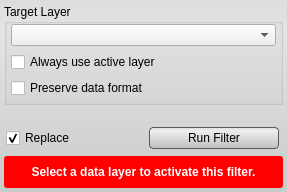
Above: src/Interface/ToolInterface/MedianFilterInterface.ui from jessdtate/Seg3D before the change. Below: the same form after it.
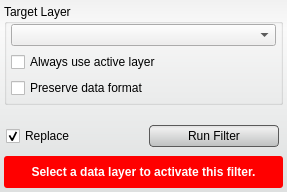
That is the form after the change. Custom widgets are drawn as their Qt base class.

```diff
--- a/src/Interface/ToolInterface/MedianFilterInterface.ui
+++ b/src/Interface/ToolInterface/MedianFilterInterface.ui
@@ -34,7 +34,7 @@
   <property name="styleSheet">
    <string notr="true">QWidget#MedianFilterInterface{
 	border-radius: 3px;
-	background-color: qlineargradient(spread:pad, x1:0.5, y1:0, x2:0.5, y2:0.960227, stop:0 rgba(221, 221, 221, 255), stop:0.155779 rgba(228, 228, 228, 255), stop:1 rgba(202, 204, 204, 255));      
+	background-color: qlineargradient(spread:pad, x1:0.5, y1:0, x2:0.5, y2:0.960227, stop:0 rgba(241, 241, 241, 255), stop:0.155779 rgba(250, 250, 250, 255), stop:1 rgba(222, 224, 224, 255));      
 }
 
 
@@ -61,7 +61,7 @@
   </property>
   <layout class="QVBoxLayout" name="verticalLayout">
    <property name="spacing">
-    <number>2</number>
+    <number>4</number>
    </property>
    <property name="margin">
     <number>4</number>
```
